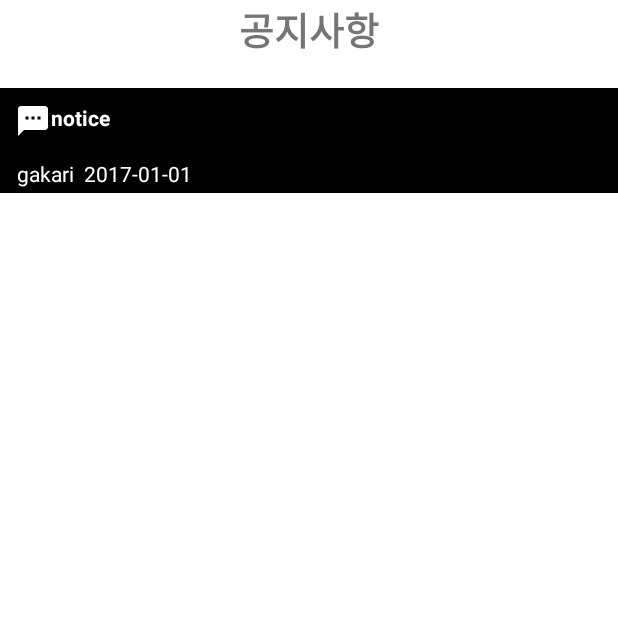
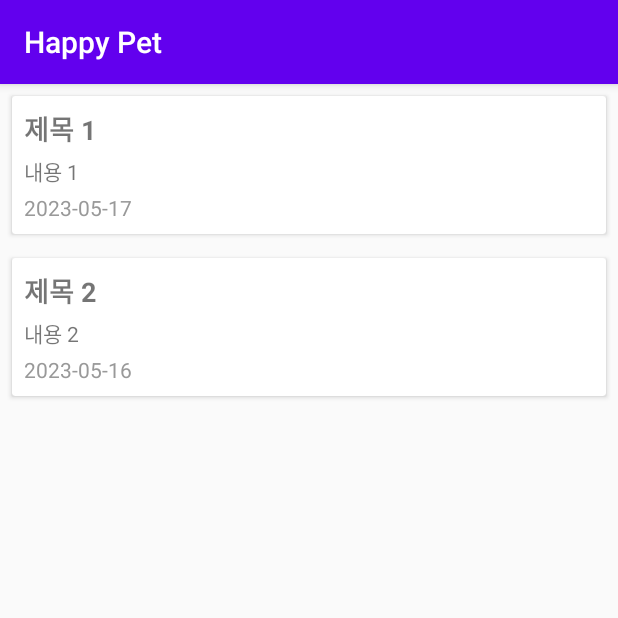
Before and after one commit to byeongjun98/Happy-Pet, an Android app: the NoticeActivity screen opened directly, with no data from a screen before it, on a phone screen of 412 x 824 dp, the top half of it. Run offline under Robolectric (Android 15) with nearby library versions, the light colour scheme and no system bars.

Commit message:
23.05.16 공지사항 기능 구현

```diff
--- a/app/src/main/AndroidManifest.xml
+++ b/app/src/main/AndroidManifest.xml
@@ -62,6 +62,7 @@
         <activity android:name=".DoctorDetailActivity"/>
         <activity android:name=".FreeConsultingDetailActivity"/>
         <activity android:name=".FreeConsultingListActivity"/>
+        <activity android:name=".NoticeDetailActivity"/>
 
     </application>
 
--- /dev/null
+++ b/app/src/main/java/com/example/happypet/Notice.java
@@ -0,0 +1,39 @@
+package com.example.happypet;
+
+// Notice.java
+
+public class Notice {
+    private String title;
+    private String content;
+    private String date;
+
+    public Notice(String title, String content, String date) {
+        this.title = title;
+        this.content = content;
+        this.date = date;
+    }
+
+    public String getTitle() {
+        return title;
+    }
+
+    public void setTitle(String title) {
+        this.title = title;
+    }
+
+    public String getContent() {
+        return content;
+    }
+
+    public void setContent(String content) {
+        this.content = content;
+    }
+
+    public String getDate() {
+        return date;
+    }
+
+    public void setDate(String date) {
+        this.date = date;
+    }
+}
--- a/app/src/main/java/com/example/happypet/NoticeActivity.java
+++ b/app/src/main/java/com/example/happypet/NoticeActivity.java
@@ -1,13 +1,39 @@
+// MainActivity.java
 package com.example.happypet;
 
+import android.os.Bundle;
+import android.view.View;
+
 import androidx.appcompat.app.AppCompatActivity;
+import androidx.recyclerview.widget.LinearLayoutManager;
+import androidx.recyclerview.widget.RecyclerView;
 
-import android.app.Activity;
-import android.os.Bundle;
+import com.example.happypet.R;
 
-public class NoticeActivity extends Activity {
+import java.util.ArrayList;
+import java.util.List;
+
+public class NoticeActivity extends AppCompatActivity {
+
+    private RecyclerView recyclerView;
+    private NoticeAdapter noticeAdapter;
+    private List<Notice> noticeList;
+
+    @Override
     protected void onCreate(Bundle savedInstanceState) {
         super.onCreate(savedInstanceState);
         setContentView(R.layout.activity_notice);
+
+        recyclerView = findViewById(R.id.recyclerView);
+        recyclerView.setLayoutManager(new LinearLayoutManager(this));
+
+        noticeList = new ArrayList<>();
+        // 공지사항 데이터를 가져와서 noticeList에 추가하는 로직이 들어갈 수 있습니다.
+        // 예시로 더미 데이터를 추가합니다.
+        noticeList.add(new Notice("제목 1", "내용 1", "2023-05-17"));
+        noticeList.add(new Notice("제목 2", "내용 2", "2023-05-16"));
+
+        noticeAdapter = new NoticeAdapter(noticeList,this);
+        recyclerView.setAdapter(noticeAdapter);
     }
 }
--- /dev/null
+++ b/app/src/main/java/com/example/happypet/NoticeAdapter.java
@@ -0,0 +1,71 @@
+package com.example.happypet;
+
+// NoticeAdapter.java
+
+import android.content.Context;
+import android.content.Intent;
+import android.view.LayoutInflater;
+import android.view.View;
+import android.view.ViewGroup;
+import android.widget.TextView;
+
+import androidx.annotation.NonNull;
+import androidx.recyclerview.widget.RecyclerView;
+
+import java.util.List;
+
+public class NoticeAdapter extends RecyclerView.Adapter<NoticeAdapter.NoticeViewHolder> {
+
+    private List<Notice> noticeList;
+    private Context context;
+
+    public NoticeAdapter(List<Notice> noticeList, Context context) {
+        this.noticeList = noticeList;
+        this.context = context;
+    }
+
+    @NonNull
+    @Override
+    public NoticeViewHolder onCreateViewHolder(@NonNull ViewGroup parent, int viewType) {
+        View view = LayoutInflater.from(parent.getContext()).inflate(R.layout.item_notice, parent, false);
+        return new NoticeViewHolder(view);
+    }
+
+    @Override
+    public void onBindViewHolder(@NonNull NoticeViewHolder holder, int position) {
+        Notice notice = noticeList.get(position);
+        holder.textTitle.setText(notice.getTitle());
+        holder.textContent.setText(notice.getContent());
+        holder.textDate.setText(notice.getDate());
+
+        // 아이템 클릭 이벤트 리스너 설정
+        holder.itemView.setOnClickListener(new View.OnClickListener() {
+            @Override
+            public void onClick(View v) {
+                // 클릭한 공지사항의 내용을 다음 액티비티로 전달
+                Intent intent = new Intent(context, NoticeDetailActivity.class);
+                intent.putExtra("title", notice.getTitle());
+                intent.putExtra("content", notice.getContent());
+                intent.putExtra("date", notice.getDate());
+                context.startActivity(intent);
+            }
+        });
+    }
+
+    @Override
+    public int getItemCount() {
+        return noticeList.size();
+    }
+
+    public class NoticeViewHolder extends RecyclerView.ViewHolder {
+
+        public TextView textTitle, textContent, textDate;
+
+        public NoticeViewHolder(@NonNull View itemView) {
+            super(itemView);
+            textTitle = itemView.findViewById(R.id.textTitle);
+            textContent = itemView.findViewById(R.id.textContent);
+            textDate = itemView.findViewById(R.id.textDate);
+        }
+    }
+}
--- /dev/null
+++ b/app/src/main/java/com/example/happypet/NoticeDetailActivity.java
@@ -0,0 +1,36 @@
+package com.example.happypet;
+
+// NoticeDetailActivity.java
+
+import android.content.Intent;
+import android.os.Bundle;
+import android.widget.TextView;
+
+import androidx.appcompat.app.AppCompatActivity;
+
+public class NoticeDetailActivity extends AppCompatActivity {
+
+    private TextView textTitle, textContent, textDate;
+
+    @Override
+    protected void onCreate(Bundle savedInstanceState) {
+        super.onCreate(savedInstanceState);
+        setContentView(R.layout.activity_notice_detail);
+
+        textTitle = findViewById(R.id.textTitle);
+        textContent = findViewById(R.id.textContent);
+        textDate = findViewById(R.id.textDate);
+
+        // Intent에서 공지사항의 제목, 내용, 날짜 정보를 가져와서 표시
+        Intent intent = getIntent();
+        if (intent != null) {
+            String title = intent.getStringExtra("title");
+            String content = intent.getStringExtra("content");
+            String date = intent.getStringExtra("date");
+
+            textTitle.setText(title);
+            textContent.setText(content);
+            textDate.setText(date);
+        }
+    }
+}
--- a/app/src/main/res/layout/activity_notice.xml
+++ b/app/src/main/res/layout/activity_notice.xml
@@ -1,82 +1,12 @@
-<?xml version="1.0" encoding="utf-8"?>
-
+<!-- activity_main.xml -->
 <LinearLayout xmlns:android="http://schemas.android.com/apk/res/android"
     android:layout_width="match_parent"
     android:layout_height="match_parent"
-    android:orientation="vertical"
-    android:background="@color/white">
-    <LinearLayout
+    android:orientation="vertical">
+
+    <androidx.recyclerview.widget.RecyclerView
+        android:id="@+id/recyclerView"
         android:layout_width="match_parent"
-        android:layout_height="wrap_content"
-        android:orientation="vertical">
-        <RelativeLayout
-            android:layout_width="match_parent"
-            android:layout_height="wrap_content"
-            android:layout_marginBottom="20dp">
-            <TextView
-
-                android:layout_width="wrap_content"
-                android:layout_height="wrap_content"
-                android:layout_centerInParent="true"
-                android:textStyle="bold"
-                android:layout_weight="1"
-                android:text="공지사항"
-                android:textSize="25dp" />
-        </RelativeLayout>
-    </LinearLayout>
-
-    <LinearLayout
-        android:layout_width="match_parent"
-        android:layout_height="wrap_content"
-        android:layout_weight="1"
-        android:orientation="vertical"
-
-
-        />
-
-    <LinearLayout
-        android:layout_width="match_parent"
-        android:layout_height="match_parent"
-        android:orientation="vertical">
-        <TextView
-            android:layout_width="match_parent"
-            android:layout_height="wrap_content"
-            android:text="notice"
-            android:layout_gravity="center"
-            android:padding="10dp"
-            android:textColor="#ffffff"
-            android:id="@+id/noticeText"
-            android:drawableStart="@drawable/baseline_textsms_24"
-            android:drawableLeft="@drawable/baseline_textsms_24"
-            android:background="@color/black"
-            android:textStyle="bold"
-            />
-        <LinearLayout
-            android:layout_width="match_parent"
-            android:layout_height="wrap_content"
-            android:background="@color/black">
-            <TextView
-                android:layout_width="wrap_content"
-                android:layout_height="match_parent"
-                android:text="gakari"
-                android:layout_gravity="center"
-                android:padding="3dp"
-                android:layout_marginLeft="8dp"
-                android:textColor="#ffffff"
-                android:textColorHint="#ffffff"
-                android:id="@+id/nameText"
-                />
-            <TextView
-                android:layout_width="wrap_content"
-                android:layout_height="match_parent"
-                android:text="2017-01-01"
-                android:layout_gravity="center"
-                android:padding="3dp"
-                android:textColor="#ffffff"
-                android:textColorHint="#ffffff"
-                android:id="@+id/dateText"
-                />
-        </LinearLayout>
-    </LinearLayout>
+        android:layout_height="match_parent" />
 
 </LinearLayout>
--- /dev/null
+++ b/app/src/main/res/layout/activity_notice_detail.xml
@@ -0,0 +1,34 @@
+<!-- activity_notice_detail.xml -->
+
+<RelativeLayout xmlns:android="http://schemas.android.com/apk/res/android"
+    xmlns:tools="http://schemas.android.com/tools"
+    android:layout_width="match_parent"
+    android:layout_height="match_parent"
+    android:padding="16dp">
+
+    <TextView
+        android:id="@+id/textTitle"
+        android:layout_width="match_parent"
+        android:layout_height="wrap_content"
+        android:textSize="20sp"
+        android:textStyle="bold"
+        android:layout_marginBottom="8dp"/>
+
+    <TextView
+        android:id="@+id/textContent"
+        android:layout_width="match_parent"
+        android:layout_height="wrap_content"
+        android:layout_below="@id/textTitle"
+        android:layout_marginTop="8dp"
+        android:textSize="16sp"
+        android:lineSpacingExtra="8dp"/>
+
+    <TextView
+        android:id="@+id/textDate"
+        android:layout_width="match_parent"
+        android:layout_height="wrap_content"
+        android:layout_below="@id/textContent"
+        android:layout_marginTop="16dp"
+        android:textColor="#999999"/>
+
+</RelativeLayout>
--- /dev/null
+++ b/app/src/main/res/layout/item_notice.xml
@@ -0,0 +1,35 @@
+<!-- item_notice.xml -->
+<androidx.cardview.widget.CardView xmlns:android="http://schemas.android.com/apk/res/android"
+    android:layout_width="match_parent"
+    android:layout_height="wrap_content"
+    android:layout_margin="8dp">
+
+    <LinearLayout
+        android:layout_width="match_parent"
+        android:layout_height="wrap_content"
+        android:orientation="vertical"
+        android:padding="8dp">
+
+        <TextView
+            android:id="@+id/textTitle"
+            android:layout_width="match_parent"
+            android:layout_height="wrap_content"
+            android:textSize="18sp"
+            android:textStyle="bold" />
+
+        <TextView
+            android:id="@+id/textContent"
+            android:layout_width="match_parent"
+            android:layout_height="wrap_content"
+            android:layout_marginTop="4dp" />
+
+        <TextView
+            android:id="@+id/textDate"
+            android:layout_width="match_parent"
+            android:layout_height="wrap_content"
+            android:layout_marginTop="4dp"
+            android:textColor="#999999" />
+
+    </LinearLayout>
+
+</androidx.cardview.widget.CardView>
```
